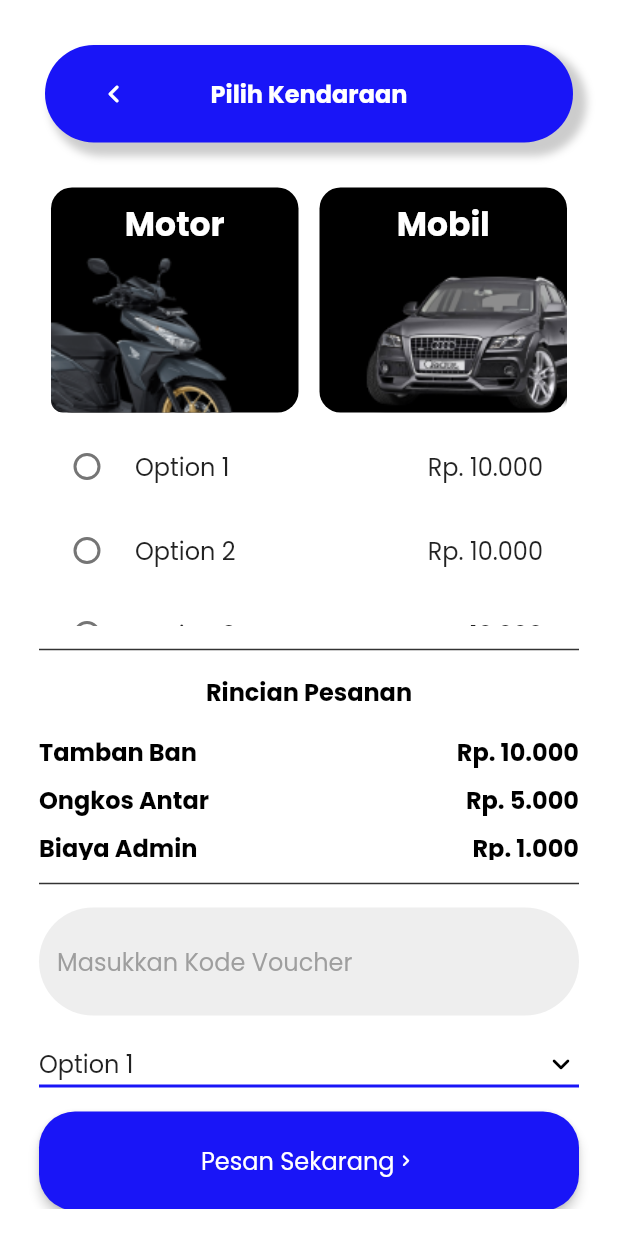
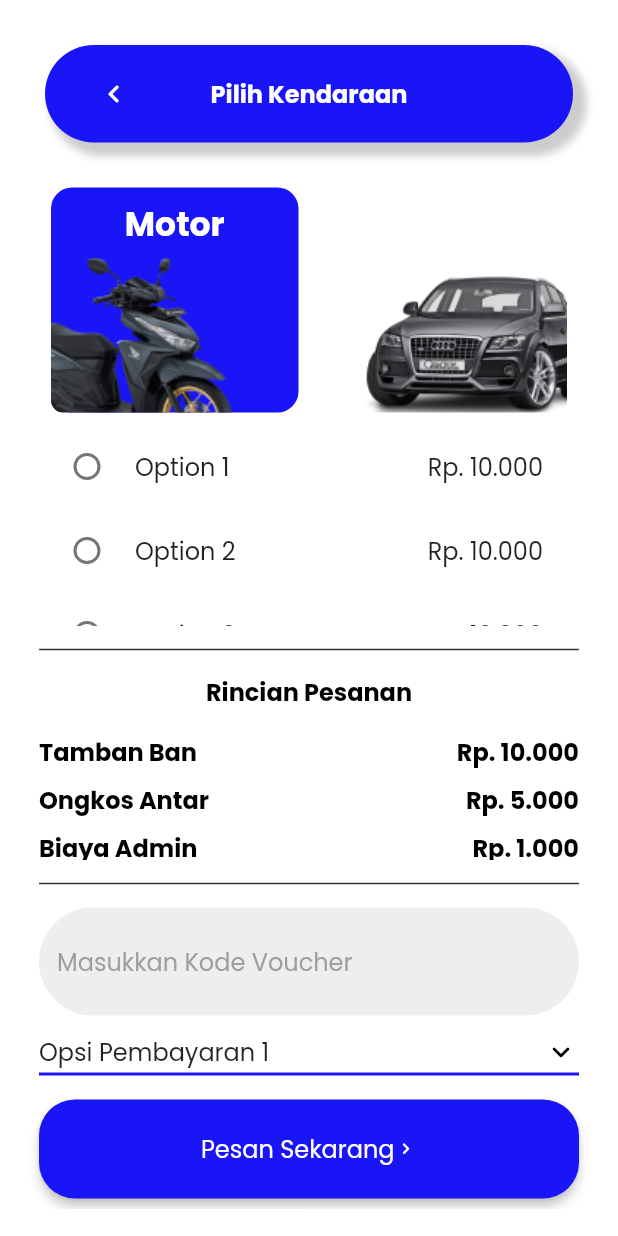
Before and after one commit to lugata/mosiga_user, a Flutter app: the KendaraanScreen screen opened directly, on a phone screen of 412 x 824 dp. Run offline on Flutter 3.47's test engine with Material 2 defaults, Android fonts, the light colour scheme and no system bars; our stand-ins replace email_validator, firebase_auth, firebase_core, firebase_database, flutter_svg, fluttertoast and 3 more; missing offline and left inert: geocoder2; accounts and stored records are empty.

Commit message:
select motor mobil

```diff
--- a/lib/screens/kendaraan_screen.dart
+++ b/lib/screens/kendaraan_screen.dart
@@ -13,8 +13,10 @@ class KendaraanScreen extends StatefulWidget {
 
 class _KendaraanScreenState extends State<KendaraanScreen> {
   bool _isVisible = true;
+  bool isMotorSelected = true;
+  bool isMobilSelected = false;
   int _radioButton = 0;
-  String selectedOption = 'Option 1';
+  String selectedOption = 'Opsi Pembayaran 1';
 
   static const CameraPosition _kGooglePlex = CameraPosition(
     target: LatLng(-7.656990, 112.746170), // Koordinat Pasuruan Bangil Rembang
@@ -83,7 +85,7 @@ class _KendaraanScreenState extends State<KendaraanScreen> {
                                         size: 24,
                                       ),
                                       onPressed: () {
-                                        print('IconButton pressed ...');
+                                        Navigator.pop(context);
                                       },
                                     ),
                                   ),
@@ -123,13 +125,20 @@ class _KendaraanScreenState extends State<KendaraanScreen> {
                               children: [
                                 Expanded(
                                   flex: 1,
+                                  child: GestureDetector(
+                                    onTap: () {
+                                      setState(() {
+                                        isMotorSelected = true;
+                                        isMobilSelected = false;
+                                      });
+                                    },
                                     child: Container(
                                       width: double.infinity,
                                       height: 150,
                                       decoration: BoxDecoration(
-                                      color: darkTheme
-                                          ? Colors.white
-                                          : Colors.black,
+                                        color: isMotorSelected
+                                            ? primary
+                                            : Colors.white,
                                         borderRadius: BorderRadius.circular(14),
                                       ),
                                       alignment: AlignmentDirectional(0, -1),
@@ -176,16 +185,24 @@ class _KendaraanScreenState extends State<KendaraanScreen> {
                                       ),
                                     ),
                                   ),
+                                ),
                                 SizedBox(width: 14),
                                 Expanded(
                                   flex: 1,
+                                  child: GestureDetector(
+                                    onTap: () {
+                                      setState(() {
+                                        isMotorSelected = false;
+                                        isMobilSelected = true;
+                                      });
+                                    },
                                     child: Container(
                                       width: double.infinity,
                                       height: 150,
                                       decoration: BoxDecoration(
-                                      color: darkTheme
-                                          ? Colors.white
-                                          : Colors.black,
+                                        color: isMobilSelected
+                                            ? primary
+                                            : Colors.white,
                                         borderRadius: BorderRadius.circular(14),
                                       ),
                                       alignment: AlignmentDirectional(0, -1),
@@ -228,6 +245,7 @@ class _KendaraanScreenState extends State<KendaraanScreen> {
                                               ),
                                             ),
                                           ],
+                                        ),
                                       ),
                                     ),
                                   ),
@@ -572,7 +590,6 @@ class _KendaraanScreenState extends State<KendaraanScreen> {
                                     onChanged: (text) => setState(() {}),
                                   ),
                                 ),
-                                SizedBox(height: 8),
                                 DropdownButton<String>(
                                   value: selectedOption,
                                   onChanged: (String? newValue) {
@@ -582,16 +599,16 @@ class _KendaraanScreenState extends State<KendaraanScreen> {
                                   },
                                   items: [
                                     DropdownMenuItem<String>(
-                                      value: 'Option 1',
-                                      child: Text('Option 1'),
+                                      value: 'Opsi Pembayaran 1',
+                                      child: Text('Opsi Pembayaran 1'),
                                     ),
                                     DropdownMenuItem<String>(
-                                      value: 'Option 2',
-                                      child: Text('Option 2'),
+                                      value: 'Opsi Pembayaran 2',
+                                      child: Text('Opsi Pembayaran 2'),
                                     ),
                                     DropdownMenuItem<String>(
-                                      value: 'Option 3',
-                                      child: Text('Option 3'),
+                                      value: 'Opsi Pembayaran 3',
+                                      child: Text('Opsi Pembayaran 3'),
                                     ),
                                   ],
                                   isExpanded: true,
@@ -638,13 +655,17 @@ class _KendaraanScreenState extends State<KendaraanScreen> {
                                           style: TextStyle(
                                             fontFamily: 'Poppins',
                                             fontSize: 16,
-                                            color: Colors.white,
+                                            color: darkTheme
+                                                ? Colors.black
+                                                : Colors.white,
                                           ),
                                         ),
                                         Icon(
                                           Icons.keyboard_arrow_right_rounded,
                                           size: 15,
-                                          color: Colors.white,
+                                          color: darkTheme
+                                              ? Colors.black
+                                              : Colors.white,
                                         ),
                                       ],
                                     ),
```
Lines whose indentation alone changed are shown as unchanged.
